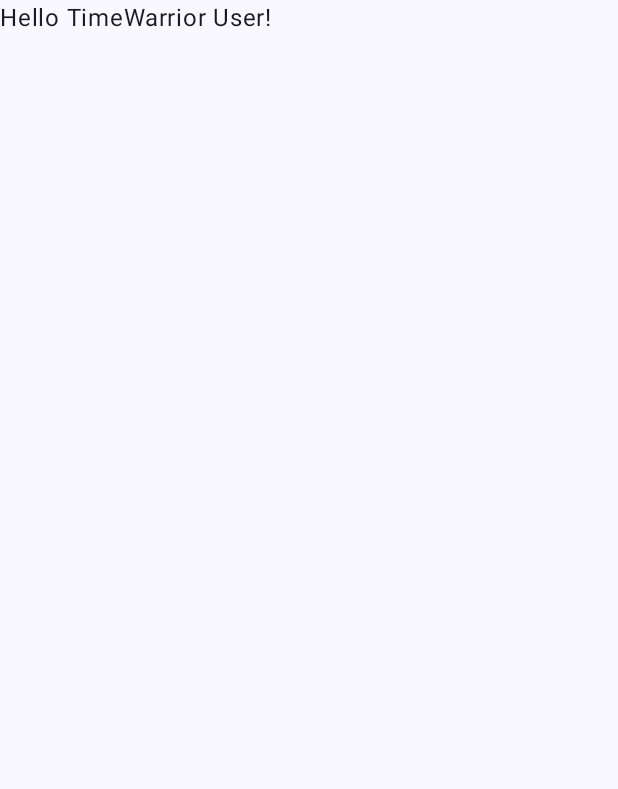
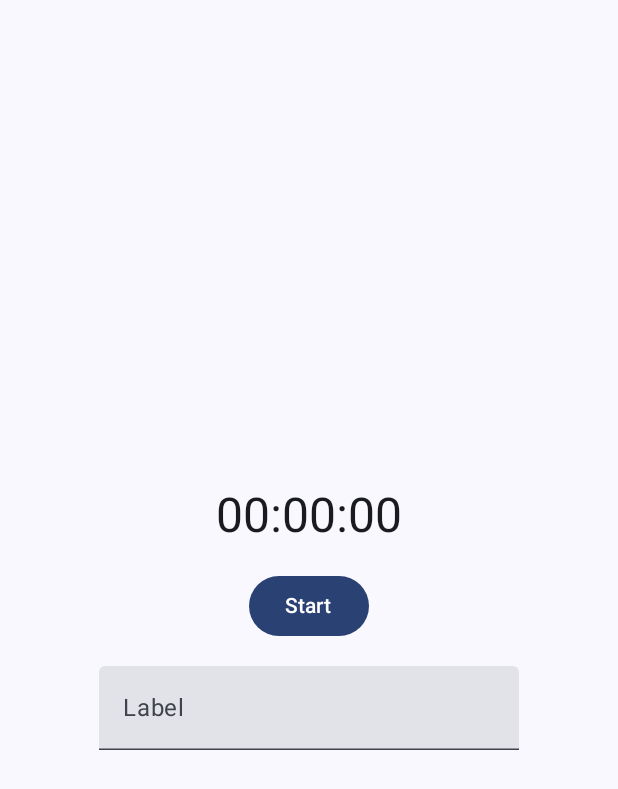
Before and after one commit to bzundel/timewdroid, an Android app built with Jetpack Compose: the screen it shows after launch (MainActivity), on a phone screen of 412 x 824 dp. Before the commit the part shown is almost empty. Shown: the top 789 px of the screen. Run offline under Robolectric (Android 15) with nearby library versions, the phone set to English and light mode, and no system bars.

Commit message:
feat: basic timer functionality

```diff
--- a/app/src/main/java/com/example/timewdroid/MainActivity.kt
+++ b/app/src/main/java/com/example/timewdroid/MainActivity.kt
@@ -1,17 +1,25 @@
 package com.example.timewdroid
 
+import java.util.concurrent.TimeUnit
 import android.os.Bundle
 import androidx.activity.ComponentActivity
 import androidx.activity.compose.setContent
 import androidx.activity.enableEdgeToEdge
-import androidx.compose.foundation.layout.fillMaxSize
-import androidx.compose.foundation.layout.padding
+import androidx.compose.foundation.layout.*
 import androidx.compose.material3.Scaffold
 import androidx.compose.material3.Text
-import androidx.compose.runtime.Composable
+import androidx.compose.material3.Button
+import androidx.compose.material3.MaterialTheme
+import androidx.compose.material3.TextField
+import androidx.compose.runtime.*
+import androidx.compose.ui.Alignment
 import androidx.compose.ui.Modifier
+import androidx.compose.ui.modifier.ModifierLocalModifierNode
 import androidx.compose.ui.tooling.preview.Preview
+import androidx.compose.ui.unit.dp
 import com.example.timewdroid.ui.theme.TimewdroidTheme
+import kotlinx.coroutines.delay
+import org.intellij.lang.annotations.JdkConstants.HorizontalAlignment
 
 class MainActivity : ComponentActivity() {
     override fun onCreate(savedInstanceState: Bundle?) {
@@ -19,11 +27,8 @@ class MainActivity : ComponentActivity() {
         enableEdgeToEdge()
         setContent {
             TimewdroidTheme {
-                Scaffold(modifier = Modifier.fillMaxSize()) { innerPadding ->
-                    Greeting(
-                        name = "TimeWarrior User",
-                        modifier = Modifier.padding(innerPadding)
-                    )
+                Scaffold(modifier = Modifier.fillMaxWidth()) { innerPadding ->
+                    TimerDisplay()
                 }
             }
         }
@@ -38,10 +43,53 @@ fun Greeting(name: String, modifier: Modifier = Modifier) {
     )
 }
 
-@Preview(showBackground = true)
 @Composable
-fun GreetingPreview() {
-    TimewdroidTheme {
-        Greeting("Android")
+@Preview
+fun TimerDisplay(
+    modifier: Modifier = Modifier,
+    onTimerStopped: (elapsedSeconds: Long) -> Unit = {}
+) {
+    var tag by remember { mutableStateOf("") }
+    var timerRunning by remember { mutableStateOf(false) }
+    var elapsedTime by remember { mutableStateOf(0L) }
+
+    LaunchedEffect(timerRunning) {
+        while (timerRunning) {
+            delay(1000L)
+            elapsedTime += 1
+        }
+    }
+
+    val formattedTime = remember(elapsedTime) {
+        val hours = TimeUnit.SECONDS.toHours(elapsedTime)
+        val minutes = TimeUnit.SECONDS.toMinutes(elapsedTime) % 60
+        val seconds = elapsedTime % 60
+        String.format("%02d:%02d:%02d", hours, minutes, seconds)
+    }
+
+    Box(modifier = Modifier.fillMaxSize(), contentAlignment = Alignment.Center) {
+        Column(horizontalAlignment = Alignment.CenterHorizontally) {
+            Text(text = formattedTime, style = MaterialTheme.typography.headlineLarge)
+            Spacer(modifier = Modifier.height(16.dp))
+            Button(onClick = {
+                if (timerRunning) {
+                    timerRunning = false
+                    onTimerStopped(elapsedTime)
+                }
+                else {
+                    elapsedTime = 0L
+                    timerRunning = true
+                }
+            }) {
+                Text(if (timerRunning) "Stop" else "Start")
+            }
+            Spacer(modifier = Modifier.height(16.dp))
+            TextField(
+                value = tag,
+                onValueChange = { tag = it },
+                label = { Text("Label") },
+                enabled = !timerRunning
+            )
+        }
     }
 }
```
